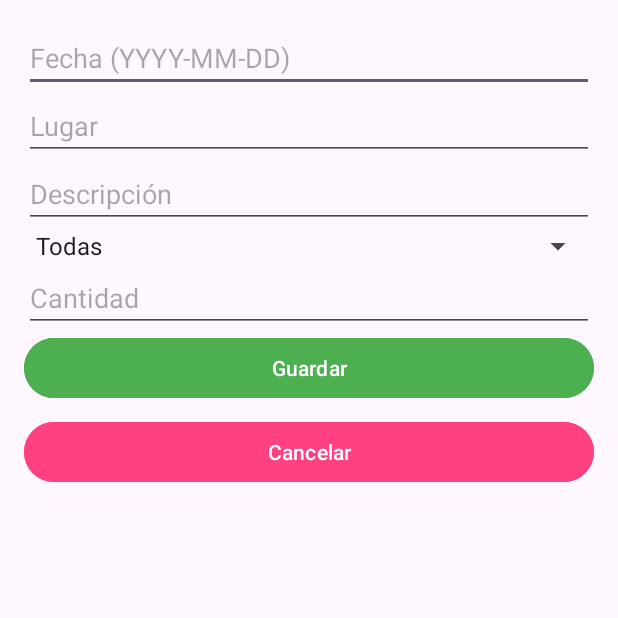
After one commit to javiertorrecilla/GestorGastos, an Android app: the AddExpenseActivity screen opened directly, with no data from a screen before it, on a phone screen of 412 x 824 dp, the top half of it. The commit adds this screen. Run offline under Robolectric (Android 15) with nearby library versions, the phone set to English and light mode, and no system bars.

Commit message:
Añadir gasto done

```diff
--- a/GestorGastosPersonales/app/src/main/AndroidManifest.xml
+++ b/GestorGastosPersonales/app/src/main/AndroidManifest.xml
@@ -21,6 +21,7 @@
                 <category android:name="android.intent.category.LAUNCHER" />
             </intent-filter>
         </activity>
+        <activity android:name=".AddExpenseActivity" />
     </application>
 
 </manifest>
--- /dev/null
+++ b/GestorGastosPersonales/app/src/main/java/com/example/gestorgastospersonales/AddExpenseActivity.java
@@ -0,0 +1,102 @@
+package com.example.gestorgastospersonales;
+
+import android.content.ContentValues;
+import android.content.Intent;
+import android.database.sqlite.SQLiteDatabase;
+import android.os.Bundle;
+import android.view.View;
+import android.widget.ArrayAdapter;
+import android.widget.Button;
+import android.widget.EditText;
+import android.widget.Spinner;
+import android.widget.Toast;
+
+import androidx.appcompat.app.AppCompatActivity;
+
+public class AddExpenseActivity extends AppCompatActivity {
+
+    private EditText fechaEditText, lugarEditText, descripcionEditText, cantidadEditText;
+    private Spinner categoriaSpinner;
+    private Button guardarButton, cancelarButton;
+
+    @Override
+    protected void onCreate(Bundle savedInstanceState) {
+        super.onCreate(savedInstanceState);
+        setContentView(R.layout.activity_add_expense);
+
+        // Inicializar vistas
+        fechaEditText = findViewById(R.id.fechaEditText);
+        lugarEditText = findViewById(R.id.lugarEditText);
+        descripcionEditText = findViewById(R.id.descripcionEditText);
+        cantidadEditText = findViewById(R.id.cantidadEditText);
+        categoriaSpinner = findViewById(R.id.categoriaSpinner);
+        guardarButton = findViewById(R.id.guardarButton);
+        cancelarButton = findViewById(R.id.cancelarButton);
+
+        // Configurar spinner de categorías
+        ArrayAdapter<CharSequence> adapter = ArrayAdapter.createFromResource(this,
+                R.array.categories, android.R.layout.simple_spinner_item);
+        adapter.setDropDownViewResource(android.R.layout.simple_spinner_dropdown_item);
+        categoriaSpinner.setAdapter(adapter);
+
+        // Configurar botón Guardar
+        guardarButton.setOnClickListener(new View.OnClickListener() {
+            @Override
+            public void onClick(View v) {
+                agregarGasto();
+            }
+        });
+
+        // Configurar botón Cancelar
+        cancelarButton.setOnClickListener(new View.OnClickListener() {
+            @Override
+            public void onClick(View v) {
+                finish(); // Cerrar actividad
+            }
+        });
+    }
+
+    private void agregarGasto() {
+        // Obtener datos del formulario
+        String fecha = fechaEditText.getText().toString().trim();
+        String lugar = lugarEditText.getText().toString().trim();
+        String descripcion = descripcionEditText.getText().toString().trim();
+        String categoria = categoriaSpinner.getSelectedItem().toString();
+        String cantidadStr = cantidadEditText.getText().toString().trim();
+
+        // Validar entrada
+        if (fecha.isEmpty() || lugar.isEmpty() || descripcion.isEmpty() || cantidadStr.isEmpty()) {
+            Toast.makeText(this, "Por favor, completa todos los campos", Toast.LENGTH_SHORT).show();
+            return;
+        }
+
+        double cantidad;
+        try {
+            cantidad = Double.parseDouble(cantidadStr);
+        } catch (NumberFormatException e) {
+            Toast.makeText(this, "Cantidad no válida", Toast.LENGTH_SHORT).show();
+            return;
+        }
+
+        // Insertar en la base de datos
+        GastoDbHelper dbHelper = new GastoDbHelper(this);
+        SQLiteDatabase db = dbHelper.getWritableDatabase();
+
+        ContentValues values = new ContentValues();
+        values.put(GastoContract.GastoEntry.COLUMN_NAME_FECHA, fecha);
+        values.put(GastoContract.GastoEntry.COLUMN_NAME_LUGAR, lugar);
+        values.put(GastoContract.GastoEntry.COLUMN_NAME_DESCRIPCION, descripcion);
+        values.put(GastoContract.GastoEntry.COLUMN_NAME_CATEGORIA, categoria);
+        values.put(GastoContract.GastoEntry.COLUMN_NAME_CANTIDAD, cantidad);
+
+        long newRowId = db.insert(GastoContract.GastoEntry.TABLE_NAME, null, values);
+
+        if (newRowId != -1) {
+            Toast.makeText(this, "Gasto añadido correctamente", Toast.LENGTH_SHORT).show();
+            setResult(RESULT_OK); // Indicar éxito
+            finish(); // Cerrar actividad
+        } else {
+            Toast.makeText(this, "Error al añadir gasto", Toast.LENGTH_SHORT).show();
+        }
+    }
+}
--- /dev/null
+++ b/GestorGastosPersonales/app/src/main/res/layout/activity_add_expense.xml
@@ -0,0 +1,53 @@
+<?xml version="1.0" encoding="utf-8"?>
+<LinearLayout xmlns:android="http://schemas.android.com/apk/res/android"
+    android:layout_width="match_parent"
+    android:layout_height="match_parent"
+    android:orientation="vertical"
+    android:padding="16dp">
+
+    <EditText
+        android:id="@+id/fechaEditText"
+        android:layout_width="match_parent"
+        android:layout_height="wrap_content"
+        android:hint="Fecha (YYYY-MM-DD)"
+        android:inputType="date" />
+
+    <EditText
+        android:id="@+id/lugarEditText"
+        android:layout_width="match_parent"
+        android:layout_height="wrap_content"
+        android:hint="Lugar" />
+
+    <EditText
+        android:id="@+id/descripcionEditText"
+        android:layout_width="match_parent"
+        android:layout_height="wrap_content"
+        android:hint="Descripción" />
+
+    <Spinner
+        android:id="@+id/categoriaSpinner"
+        android:layout_width="match_parent"
+        android:layout_height="wrap_content" />
+
+    <EditText
+        android:id="@+id/cantidadEditText"
+        android:layout_width="match_parent"
+        android:layout_height="wrap_content"
+        android:hint="Cantidad"
+        android:inputType="numberDecimal" />
+
+    <Button
+        android:id="@+id/guardarButton"
+        android:layout_width="match_parent"
+        android:layout_height="wrap_content"
+        android:backgroundTint="#4CAF50"
+        android:text="Guardar" />
+
+    <Button
+        android:id="@+id/cancelarButton"
+        android:layout_width="match_parent"
+        android:layout_height="wrap_content"
+        android:backgroundTint="#FF4081"
+        android:text="Cancelar"
+        android:layout_marginTop="8dp"/>
+</LinearLayout>
```
Also changed, not shown: GestorGastosPersonales/app/src/main/java/com/example/gestorgastospersonales/MainActivity.java (+21 -0 lines).
